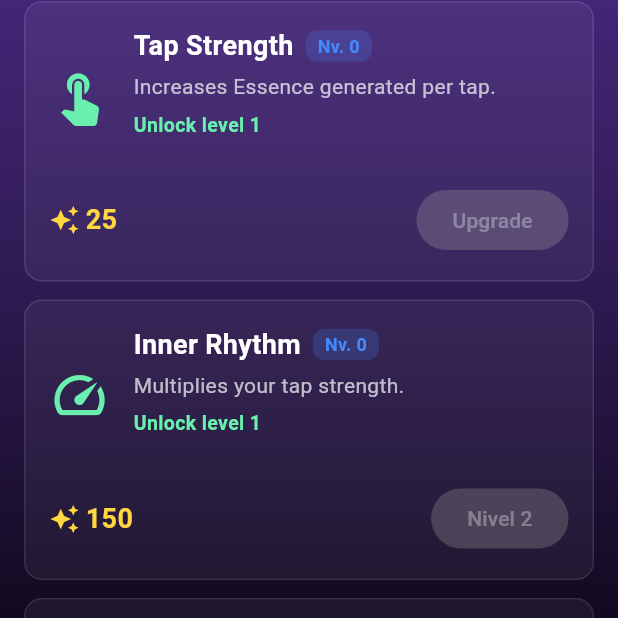
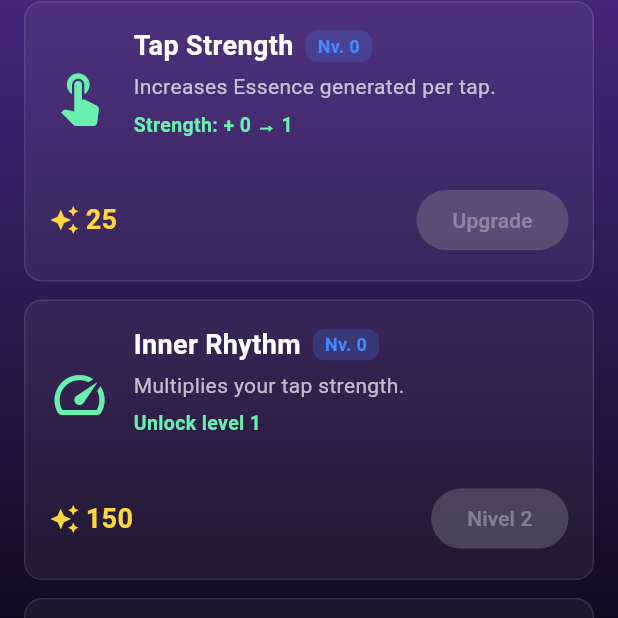
Before and after one commit to camu740/Stillwalks, a Flutter app: the ShopScreen screen opened by its route, on a phone screen of 412 x 824 dp, the part 431-1049 px from its top. Run offline on Flutter 3.47's test engine with Material 3 defaults, Android fonts, the phone set to English and light mode, and no system bars; our stand-ins replace package_info_plus, permission_handler, shared_preferences, sqflite; missing offline and left inert: health, home_widget; accounts and stored records are empty.

Commit message:
fix store prices

```diff
--- a/lib/models/upgrade.dart
+++ b/lib/models/upgrade.dart
@@ -24,7 +24,11 @@
     if (costs.isEmpty) {
       if (currentLevel >= type.maxLevel) return double.infinity;
 
-      return type.baseCost * math.pow(type.costScale, currentLevel);
+      // Calculate effective level (e.g. if startLevel is 1, currentLevel 1 -> 0)
+      final effectiveLevel = currentLevel - type.startLevel;
+      final calcLevel = effectiveLevel < 0 ? 0 : effectiveLevel;
+
+      return type.baseCost * math.pow(type.costScale, calcLevel);
     }
 
     if (currentLevel >= costs.length) return double.infinity; // Máximo nivel alcanzado
@@ -102,6 +106,7 @@
     maxLevel: 30, // Expanded from 20 to 30 as per doc recommendation
     costScale: 1.5,
     costs: [],
+    startLevel: 1,
   ),
   tapMultiplier( // Represents "Inner Rhythm"
     baseCost: 150,
@@ -138,6 +143,7 @@
     required this.maxLevel,
     required this.costs,
     required this.costScale,
+    this.startLevel = 0,
   });
 
   final double baseCost;
@@ -145,6 +151,7 @@
   final int maxLevel;
   final List<double> costs;
   final double costScale;
+  final int startLevel;
 
   /// Obtiene la lista de costes por nivel
   List<double> getCosts() => costs;
--- a/lib/screens/shop_screen.dart
+++ b/lib/screens/shop_screen.dart
@@ -814,16 +814,7 @@
              if (isOwned) {
                upgrade = esenciaService.getUpgrade(type)!;
 
-               if (type.costs.isNotEmpty) {
-                   cost = upgrade.calculateNextLevelCost(); // uses costs list
-               } else {
-                   // Dynamic calculation
-                   double scale = 1.6;
-                   if (type == UpgradeType.tapMultiplier) scale = 1.6;
-                   if (type == UpgradeType.globalMultiplier) scale = 2.5;
-                   // tapStrength: 25 * 1.5^L
-                   cost = type.baseCost * pow(scale, upgrade.currentLevel);
-               }
+               cost = upgrade.calculateNextLevelCost();
 
                if (type == UpgradeType.tapStrength) {
                     bonusText = '${AppLocalizations.of(context)!.strengthLabel}: + ${upgrade.currentLevel} \u2192 ${upgrade.currentLevel + 1}';
```
Also changed, not shown: lib/data/seeds/initial_data.dart (+7 -0 lines), lib/screens/home_screen.dart (+13 -3 lines), lib/services/esencia_service.dart (+26 -4 lines).
